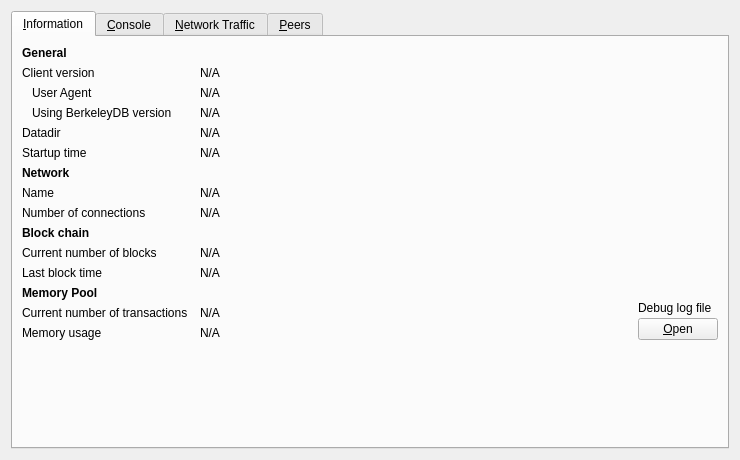
Qt form src/qt/forms/debugwindow.ui (Electronic-Gulden-Foundation/egulden) before a commit.
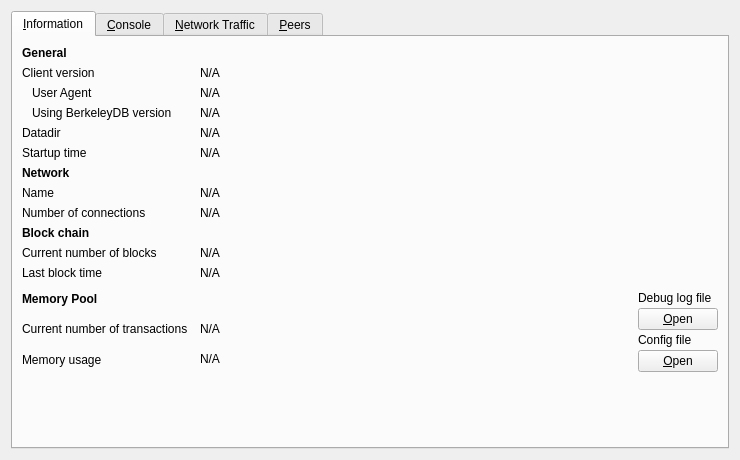
The same form after that commit. Icons and pictures are not drawn. Custom widgets are drawn as their Qt base class.

Commit message: Added button to open config file

Diff of the .ui file:
```diff
--- a/src/qt/forms/debugwindow.ui
+++ b/src/qt/forms/debugwindow.ui
@@ -379,6 +379,26 @@
            </property>
           </widget>
          </item>
+         <item>
+          <widget class="QLabel" name="labelConfigfile">
+           <property name="text">
+            <string>Config file</string>
+           </property>
+          </widget>
+         </item>
+         <item>
+          <widget class="QPushButton" name="openConfigfileButton">
+           <property name="toolTip">
+            <string>Open the %1 config file from the current data directory.</string>
+           </property>
+           <property name="text">
+            <string>&amp;Open</string>
+           </property>
+           <property name="autoDefault">
+            <bool>false</bool>
+           </property>
+          </widget>
+         </item>
         </layout>
        </item>
        <item row="15" column="0">
```
The commit also changes 4 other files.
